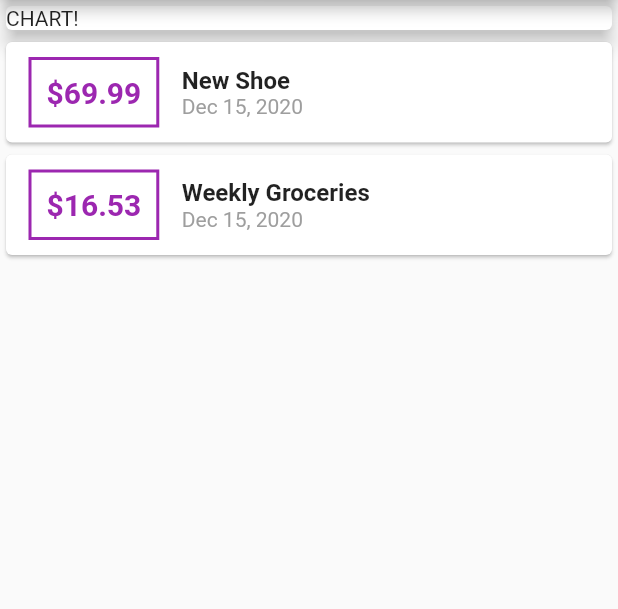
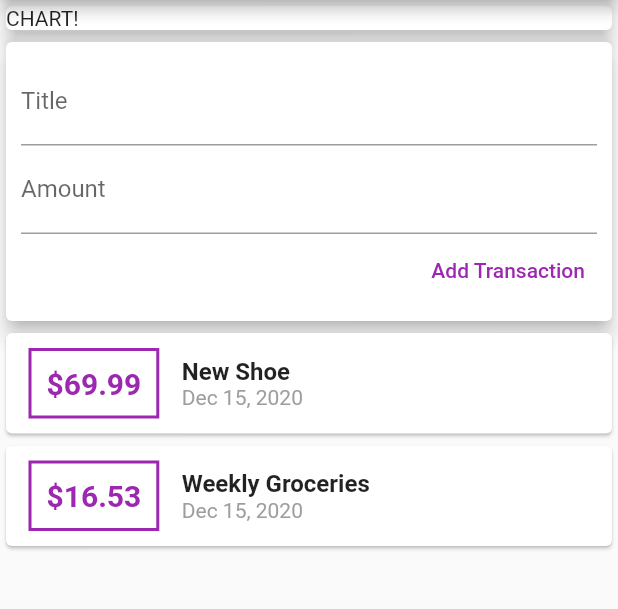
Before and after one commit to longdx304/expense_tracker, a Flutter app: the screen it shows after launch, on a phone screen of 412 x 824 dp, the part 84-693 px from its top. Run offline on Flutter 3.47's test engine with Material 2 defaults, Android fonts, the phone set to English and light mode, and no system bars.

Commit message:
add button layout and graphic

```diff
--- a/lib/main.dart
+++ b/lib/main.dart
@@ -46,6 +46,34 @@ class MyHomePage extends StatelessWidget {
             child: Card(
               elevation: 5,
               child: Text('CHART!'),
+            ),
+          ),
+          Card(
+            elevation: 5,
+            child: Container(
+              padding: EdgeInsets.all(10),
+              child: Column(
+                crossAxisAlignment: CrossAxisAlignment.end,
+                children: [
+                  TextField(
+                    decoration: InputDecoration(
+                      labelText: 'Title',
+                    ),
+                  ),
+                  TextField(
+                    decoration: InputDecoration(
+                      labelText: 'Amount',
+                    ),
+                  ),
+                  TextButton(
+                    style: TextButton.styleFrom(
+                      primary: Colors.purple,
+                    ),
+                    child: Text('Add Transaction'),
+                    onPressed: () {},
+                  )
+                ],
+              ),
             ),
           ),
           Column(
```
